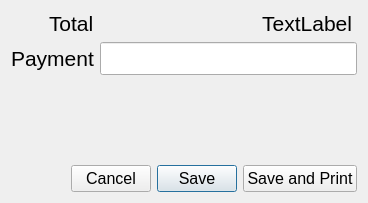
First picture: the form in libgui/cashier/paycashdialog.ui, repository adhipy/Zultan, before the edit.
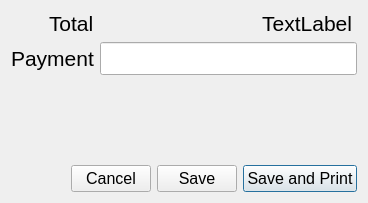
Second picture: the form after the edit. Custom widgets are drawn as their Qt base class.

What changed in the file:
```diff
--- a/libgui/cashier/paycashdialog.ui
+++ b/libgui/cashier/paycashdialog.ui
@@ -135,10 +135,10 @@
         <string>Save</string>
        </property>
        <property name="autoDefault">
-        <bool>true</bool>
+        <bool>false</bool>
        </property>
        <property name="default">
-        <bool>true</bool>
+        <bool>false</bool>
        </property>
       </widget>
      </item>
@@ -153,10 +153,10 @@
         <string>Save and Print</string>
        </property>
        <property name="autoDefault">
-        <bool>false</bool>
+        <bool>true</bool>
        </property>
        <property name="default">
-        <bool>false</bool>
+        <bool>true</bool>
        </property>
       </widget>
      </item>
```
